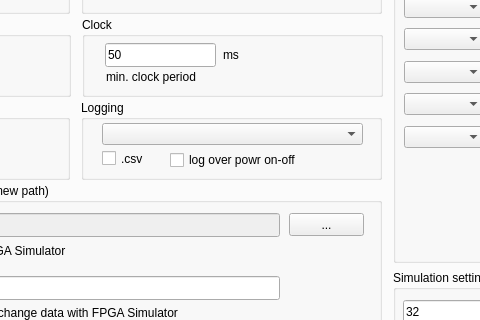
ClarkFieseln/FPGA_HW_SIM_FWK, file python/hw_sim_fwk/ui/mainWindow.ui: the form before one commit; both pictures show x 355 to 835 and y 96 to 416 of the 1194 by 706 pixel window.
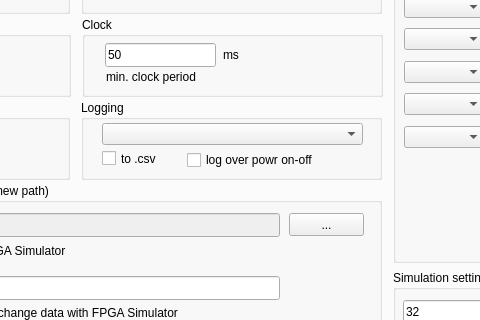
The form after the commit. Icons and pictures are not drawn.

Diff of the .ui file:
```diff
--- a/python/hw_sim_fwk/ui/mainWindow.ui
+++ b/python/hw_sim_fwk/ui/mainWindow.ui
@@ -691,18 +691,18 @@
         <rect>
          <x>21</x>
          <y>50</y>
-         <width>51</width>
+         <width>71</width>
          <height>17</height>
         </rect>
        </property>
        <property name="text">
-        <string>.csv</string>
+        <string>to .csv</string>
        </property>
       </widget>
       <widget class="QCheckBox" name="cbLogOnPowerOnOff">
        <property name="geometry">
         <rect>
-         <x>89</x>
+         <x>106</x>
          <y>50</y>
          <width>191</width>
          <height>20</height>
```
